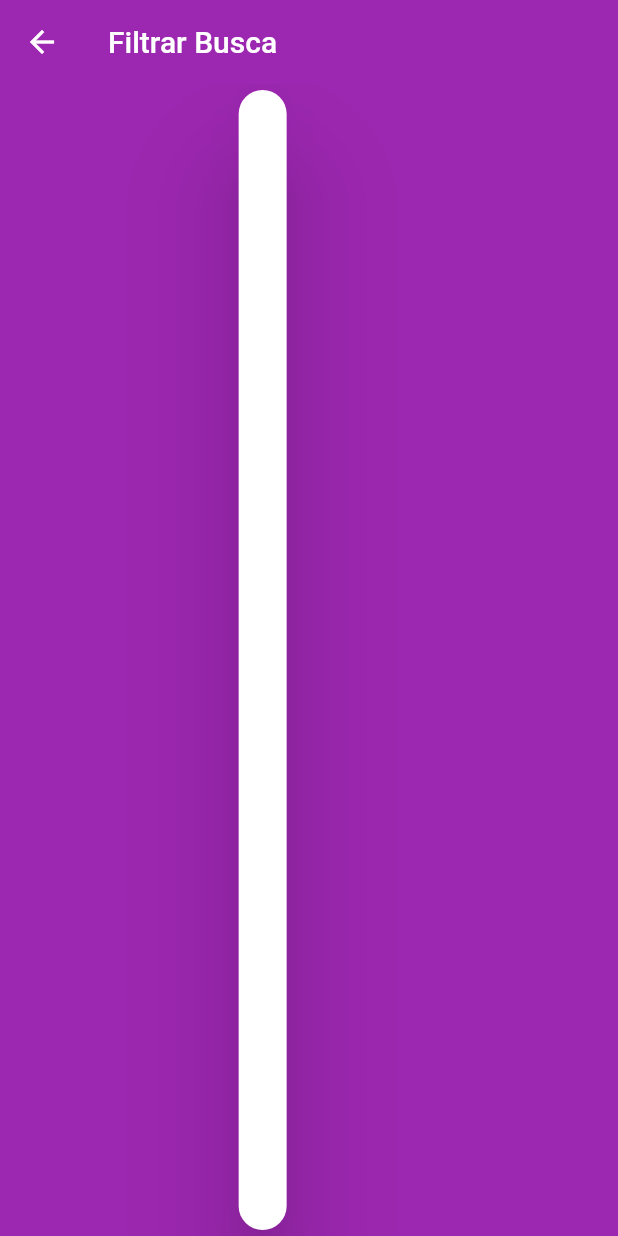
After one commit to felipecastrosales/xlo, a Flutter app: the FilterScreen screen opened directly, on a phone screen of 412 x 824 dp. The commit adds this screen. Run offline on Flutter 3.47's test engine with Material 2 defaults, Android fonts, the phone set to English and light mode, and no system bars; our stand-ins replace brasil_fields, dio, flutter_mobx, get_it, image_cropper, image_picker and 3 more; accounts and stored records are empty; generated files the repository leaves out were written again; network calls fail; statements that could not run were skipped.

Commit message:
Creating the FilterScreen, OrderByField and SectionTile

```diff
--- /dev/null
+++ b/lib/screens/filter/filter_screen.dart
@@ -0,0 +1,28 @@
+import 'package:flutter/material.dart';
+
+class FilterScreen extends StatelessWidget {
+  @override
+  Widget build(BuildContext context) {
+    return Scaffold(
+      appBar: AppBar(title: Text('Filtrar Busca')),
+      body: Container(
+        width: MediaQuery.of(context).size.width * .85,
+        alignment: Alignment.center,
+        child: Card(
+          shape: RoundedRectangleBorder(
+            borderRadius: BorderRadius.circular(24),
+          ),
+          elevation: 32,
+          child: Padding(
+            padding: const EdgeInsets.symmetric(horizontal: 16),
+            child: Column(
+              children: [
+
+              ],
+            ),
+          ),
+        ),
+      ),
+    );
+  }
+}
```
Also changed, not shown: lib/screens/filter/components/order_by_field.dart (added, +35 -0 lines), lib/screens/filter/components/section_title.dart (added, +19 -0 lines), lib/screens/home/components/top_bar.dart (+10 -2 lines).
